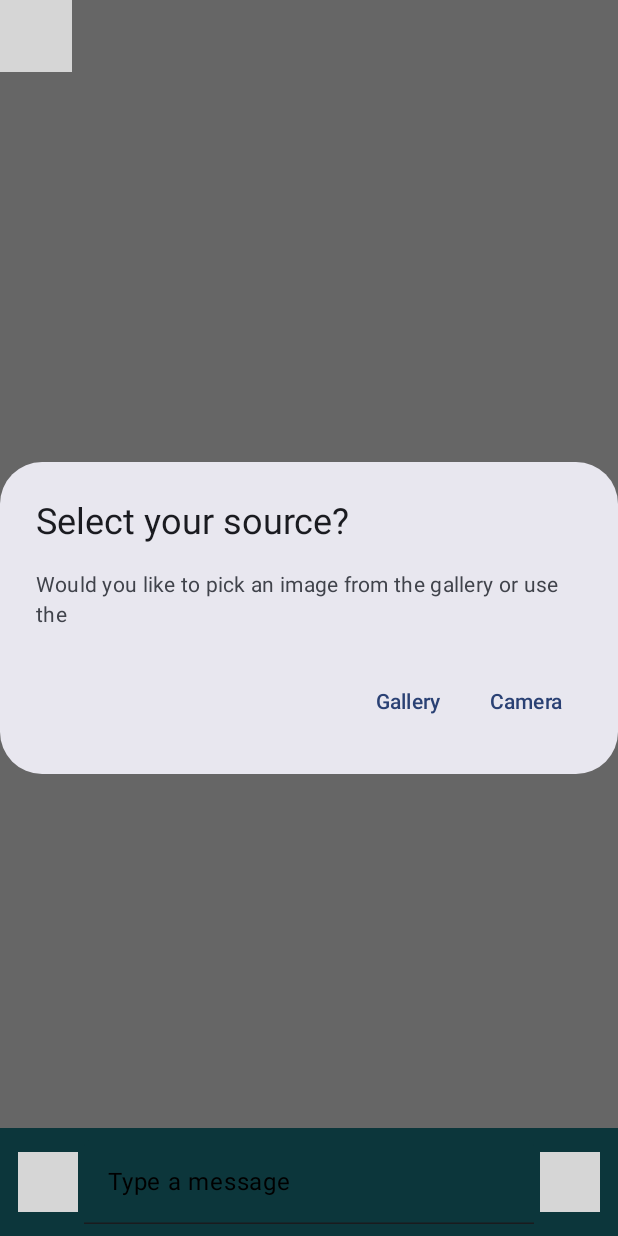
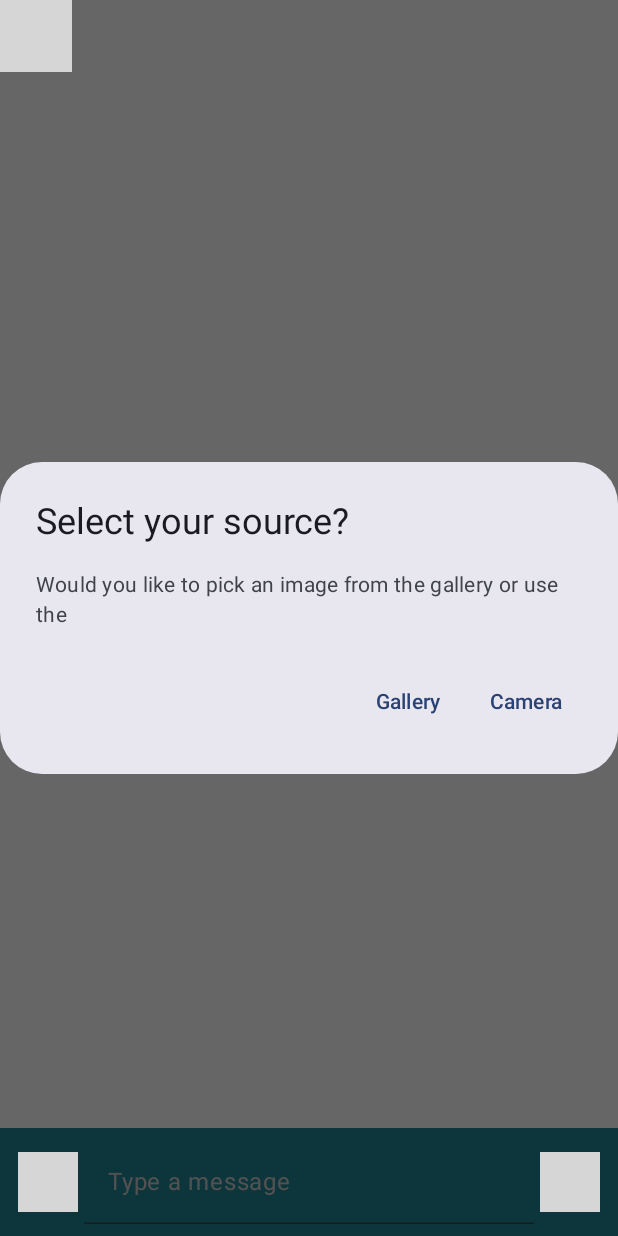
Before and after one commit to yazdanafra/ChatRoom, an Android app built with Jetpack Compose: the composable ChatScreen called with empty values, after a tap on "send", on a phone screen of 412 x 824 dp. Run offline under Robolectric (Android 15) with nearby library versions, the light colour scheme and no system bars; our stand-ins replace Dagger/Hilt's generated code, Firebase (no records; nobody signed in at launch, a user with empty details on screens opened directly), Volley; libraries missing offline, so code that uses them is left out: com.google.auth.oauth2, com.zegocloud.uikit; pictures from the network do not load; 10 statements that could not run were skipped; grey boxes are pictures that could not be loaded.

Commit message:
Changing color themes - 2

```diff
--- a/app/src/main/java/com/g2/chatroom/feature/chat/ChatScreen.kt
+++ b/app/src/main/java/com/g2/chatroom/feature/chat/ChatScreen.kt
@@ -247,10 +247,10 @@ fun ChatMessages(
                 colors = TextFieldDefaults.colors().copy(
                     focusedContainerColor = Color(0xFF1F8793),
                     unfocusedContainerColor = Color(0xFF1F8793),
-                    focusedTextColor = Color.Black,
-                    unfocusedTextColor = Color.Black,
-                    focusedPlaceholderColor = Color.Black,
-                    unfocusedPlaceholderColor = Color.Black
+                    focusedTextColor = Color.White,
+                    unfocusedTextColor = Color.LightGray,
+                    focusedPlaceholderColor = Color.White,
+                    unfocusedPlaceholderColor = Color.LightGray
                 )
             )
             IconButton(onClick = {
--- a/app/src/main/java/com/g2/chatroom/feature/home/HomeScreen.kt
+++ b/app/src/main/java/com/g2/chatroom/feature/home/HomeScreen.kt
@@ -76,7 +76,7 @@ fun HomeScreen(navController: NavController) {
             Box(modifier = Modifier
                 .padding(16.dp)
                 .clip(RoundedCornerShape(16.dp))
-                .background(Color.Blue)
+                .background(Color(0xFF239BFC))
                 .clickable {
                     addChannel.value = true
                 }) {
```
